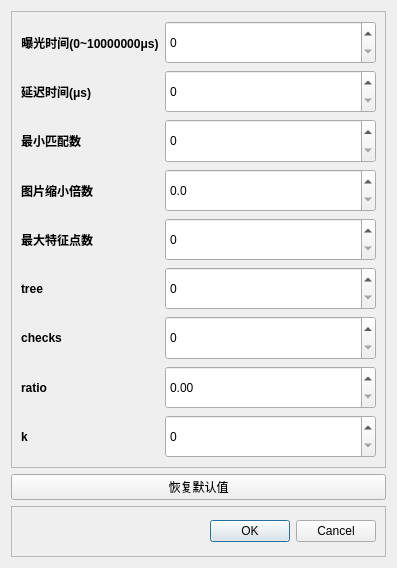
First picture: the form in DialogSetParams.ui, repository youngblood1998/helmet_detect, before the edit.
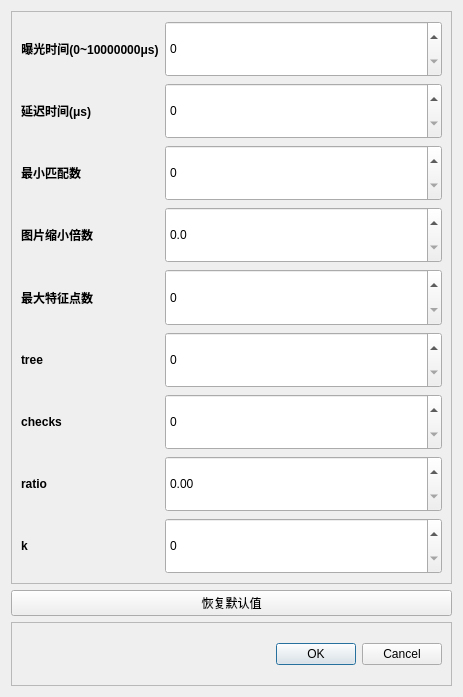
Second picture: the form after the edit.

What changed in the file:
```diff
--- a/DialogSetParams.ui
+++ b/DialogSetParams.ui
@@ -6,10 +6,22 @@
    <rect>
     <x>0</x>
     <y>0</y>
-    <width>397</width>
-    <height>568</height>
+    <width>463</width>
+    <height>697</height>
    </rect>
   </property>
+  <property name="minimumSize">
+   <size>
+    <width>463</width>
+    <height>697</height>
+   </size>
+  </property>
+  <property name="maximumSize">
+   <size>
+    <width>463</width>
+    <height>697</height>
+   </size>
+  </property>
   <property name="windowTitle">
    <string>Dialog</string>
   </property>
```
